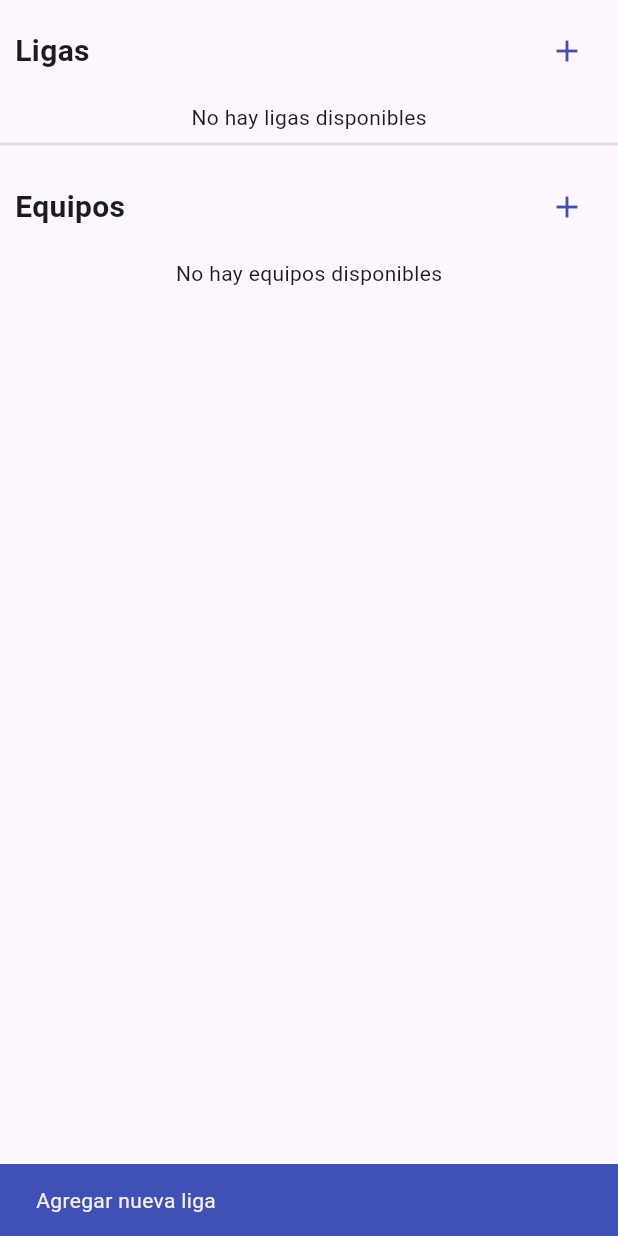
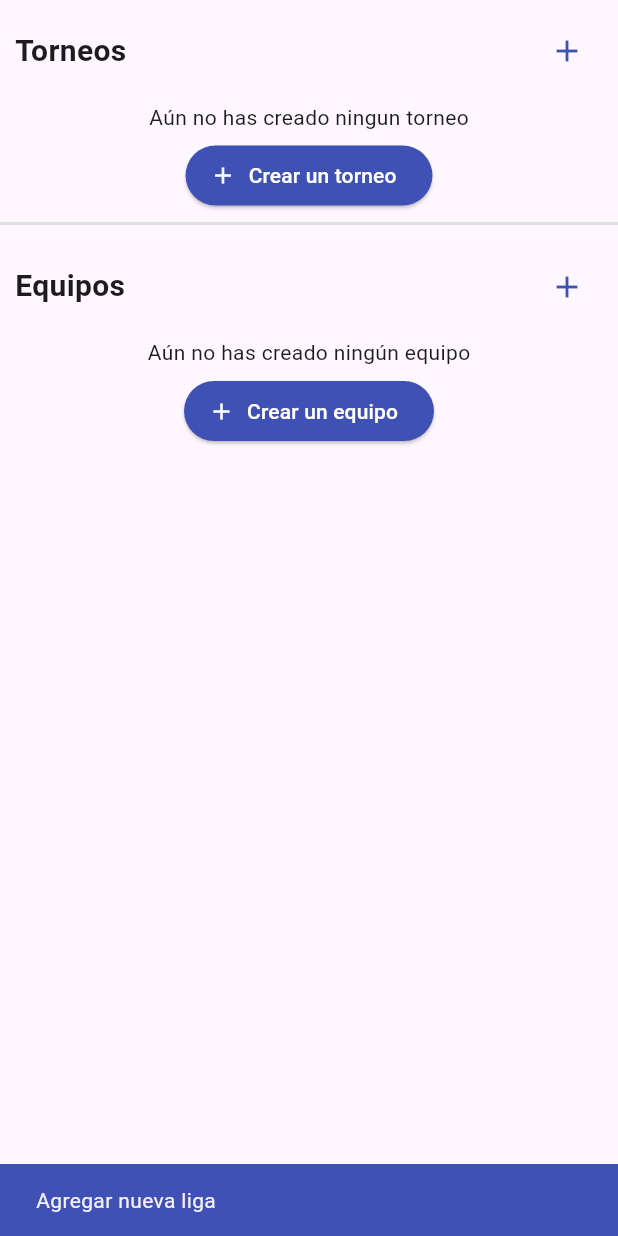
Before and after one commit to cheo2322/my_league_flutter, a Flutter app: the MyField screen opened directly, after a tap on the "add" icon, on a phone screen of 412 x 824 dp. Run offline on Flutter 3.47's test engine with Material 3 defaults, Android fonts, the phone set to English and light mode, and no system bars; our stand-ins replace dio, font_awesome_flutter; network calls fail.

Commit message:
Add buttons when empty

```diff
--- a/lib/screens/second_page.dart
+++ b/lib/screens/second_page.dart
@@ -35,7 +35,7 @@ class _MyFieldState extends State<MyField> {
               mainAxisAlignment: MainAxisAlignment.spaceBetween,
               children: [
                 Text(
-                  'Ligas',
+                  'Torneos',
                   style: TextStyle(fontSize: 20, fontWeight: FontWeight.bold),
                 ),
                 IconButton(
@@ -57,7 +57,29 @@ class _MyFieldState extends State<MyField> {
           isLoadingLeagues
               ? Center(child: CircularProgressIndicator(color: Colors.indigo))
               : leagues.isEmpty
-              ? Center(child: Text('No hay ligas disponibles'))
+              ? Column(
+                children: [
+                  Center(child: Text('Aún no has creado ningun torneo')),
+                  SizedBox(height: 5),
+                  ElevatedButton.icon(
+                    onPressed: () {
+                      // Acción para agregar una nueva liga
+                      ScaffoldMessenger.of(context).showSnackBar(
+                        SnackBar(
+                          content: Text('Crear un nuevo torneo'),
+                          backgroundColor: Colors.indigo,
+                        ),
+                      );
+                    },
+                    icon: Icon(Icons.add),
+                    label: Text('Crear un torneo'),
+                    style: ElevatedButton.styleFrom(
+                      backgroundColor: Colors.indigo,
+                      foregroundColor: Colors.white,
+                    ),
+                  ),
+                ],
+              )
               : ListView.builder(
                 shrinkWrap: true,
                 physics: NeverScrollableScrollPhysics(),
@@ -118,7 +140,29 @@ class _MyFieldState extends State<MyField> {
           isLoadingTeams
               ? Center(child: CircularProgressIndicator(color: Colors.indigo))
               : teams.isEmpty
-              ? Center(child: Text('No hay equipos disponibles'))
+              ? Column(
+                children: [
+                  Center(child: Text('Aún no has creado ningún equipo')),
+                  SizedBox(height: 5),
+                  ElevatedButton.icon(
+                    onPressed: () {
+                      // Acción para agregar un nuevo equipo
+                      ScaffoldMessenger.of(context).showSnackBar(
+                        SnackBar(
+                          content: Text('Crear un nuevo equipo'),
+                          backgroundColor: Colors.indigo,
+                        ),
+                      );
+                    },
+                    icon: Icon(Icons.add),
+                    label: Text('Crear un equipo'),
+                    style: ElevatedButton.styleFrom(
+                      backgroundColor: Colors.indigo,
+                      foregroundColor: Colors.white,
+                    ),
+                  ),
+                ],
+              )
               : ListView.builder(
                 shrinkWrap: true,
                 physics: NeverScrollableScrollPhysics(),
```
